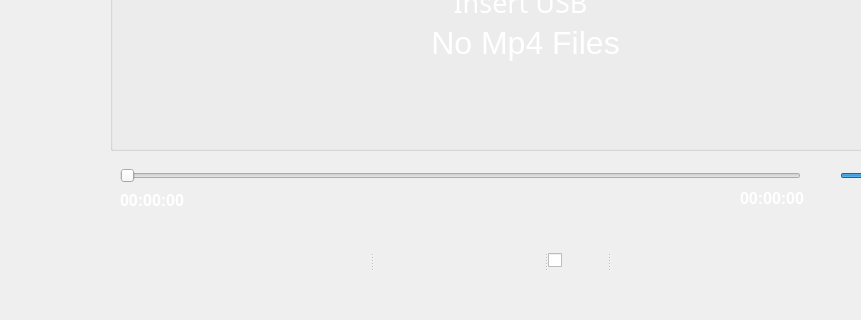
First picture: the form in Forms/mp4.ui, repository HaiidyHossam/QT-Platoon-Infotainment-, before the edit; both pictures show x 0 to 861 and y 280 to 600 of the 1024 by 600 pixel window.
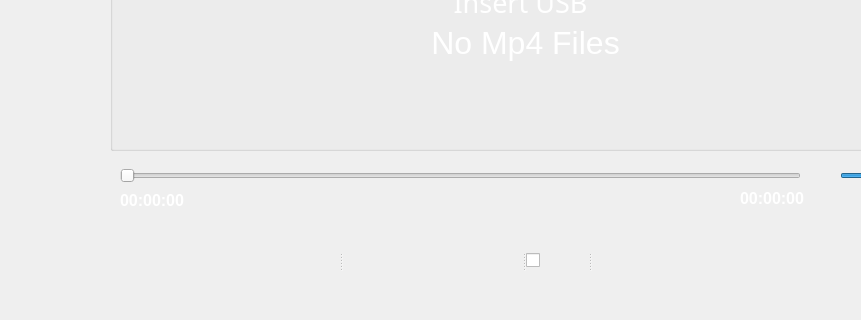
Second picture: the form after the edit. Icons and pictures are not drawn.

What changed in the file:
```diff
--- a/Forms/mp4.ui
+++ b/Forms/mp4.ui
@@ -245,9 +245,9 @@
    <widget class="QSplitter" name="splitter">
     <property name="geometry">
      <rect>
-      <x>200</x>
+      <x>160</x>
       <y>500</y>
-      <width>581</width>
+      <width>611</width>
       <height>81</height>
      </rect>
     </property>
```
Left out of the diff: 67 changed lines with no effect on the pictures.
